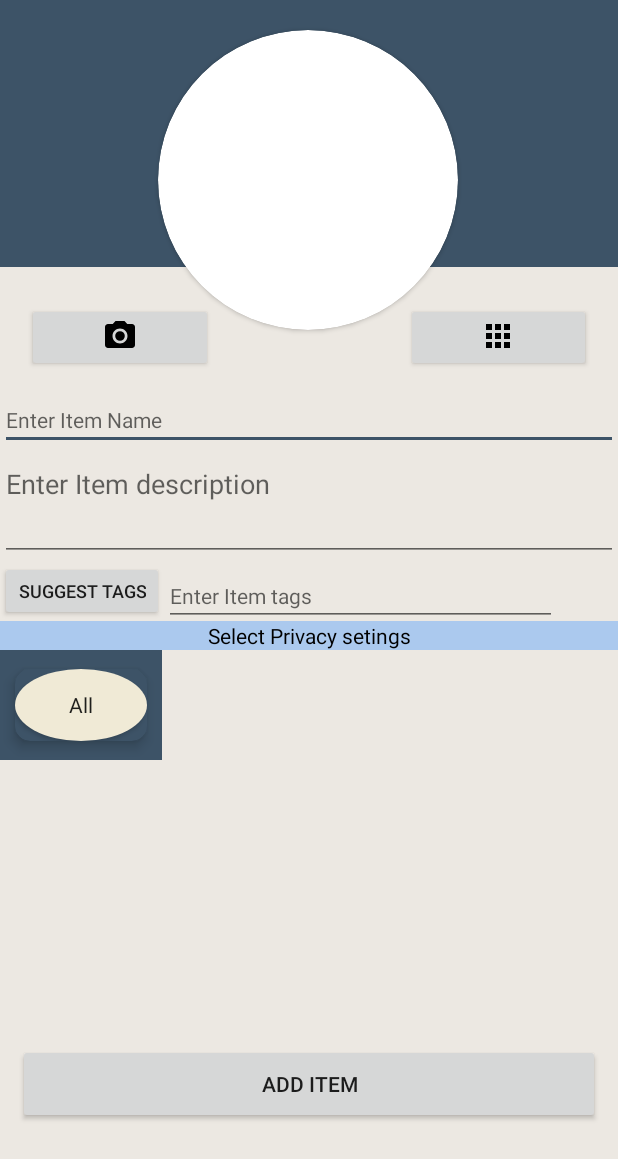
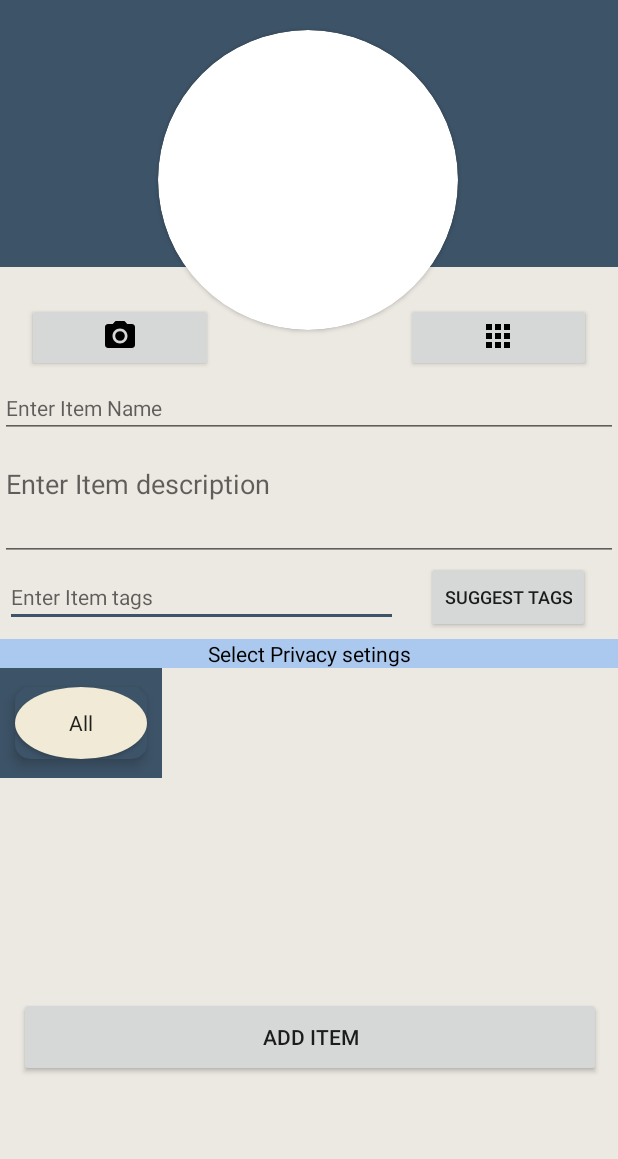
Before and after one commit to asilmian/It_proj_android, an Android app: the AddItemActivity screen opened directly, with no data from a screen before it, on a phone screen of 412 x 824 dp. Shown: the top 1159 px of the screen. Run offline under Robolectric (Android 15) with nearby library versions, the phone set to English and light mode, and no system bars; our stand-ins replace Firebase (no records; nobody signed in at launch, a user with empty details on screens opened directly); network calls fail.

Commit message:
Fixed add item and card view a bit

```diff
--- a/ItemOrganizer/app/src/main/res/layout/activity_add_item.xml
+++ b/ItemOrganizer/app/src/main/res/layout/activity_add_item.xml
@@ -51,89 +51,62 @@
         app:layout_constraintTop_toTopOf="parent"
         app:layout_constraintVertical_bias="0.748" />
 
-    <LinearLayout
-        android:id="@+id/linearLayout5"
-        android:layout_width="match_parent"
-        android:layout_height="wrap_content"
-        android:orientation="vertical"
-        app:layout_constraintTop_toBottomOf="@+id/PictureBtn"
-        tools:layout_editor_absoluteX="18dp">
-
-        <EditText
-            android:id="@+id/add_item_name"
-            android:layout_width="match_parent"
-            android:layout_height="36dp"
-            android:layout_marginTop="16dp"
-            android:autofillHints=""
-            android:ems="10"
-            android:hint="@string/enter_item_name"
-            android:inputType="textPersonName"
-            android:labelFor="@id/add_item_name"
-            android:textSize="14sp" />
-
-        <EditText
-            android:id="@+id/add_item_desc"
-            android:layout_width="match_parent"
-            android:layout_height="74dp"
-            android:layout_marginTop="0dp"
-            android:ems="10"
-            android:gravity="start|top"
-            android:hint="@string/enter_item_description"
-            android:importantForAutofill="no"
-            android:inputType="textMultiLine" />
-
-        <TableLayout
-            android:layout_width="match_parent"
-            android:layout_height="match_parent">
-
-            <TableRow
-                android:layout_width="match_parent"
-                android:layout_height="match_parent">
-
-                <Button
-                    android:id="@+id/button2"
-                    android:layout_width="wrap_content"
-                    android:layout_height="match_parent"
-                    android:onClick="getDesc"
-                    android:text="@string/suggest_tags"
-                    android:textSize="12sp" />
-
     <EditText
         android:id="@+id/add_item_tags"
         android:layout_width="262dp"
         android:layout_height="wrap_content"
-                    android:layout_marginTop="0dp"
+        android:layout_marginEnd="144dp"
         android:ems="10"
         android:hint="@string/enter_item_tags"
         android:importantForAutofill="no"
         android:inputType="textPersonName"
         android:labelFor="@id/add_item_tags"
-                    android:textSize="14sp" />
+        android:textSize="14sp"
+        app:layout_constraintBottom_toBottomOf="@+id/button2"
+        app:layout_constraintEnd_toEndOf="parent"
+        app:layout_constraintStart_toStartOf="parent"
+        app:layout_constraintTop_toBottomOf="@+id/add_item_desc"
+        app:layout_constraintVertical_bias="0.51" />
 
-            </TableRow>
+    <Button
+        android:id="@+id/button2"
+        android:layout_width="wrap_content"
+        android:layout_height="wrap_content"
+        android:onClick="getDesc"
+        android:text="@string/suggest_tags"
+        android:textSize="12sp"
+        app:layout_constraintEnd_toEndOf="parent"
+        app:layout_constraintStart_toEndOf="@+id/add_item_tags"
+        app:layout_constraintTop_toBottomOf="@+id/add_item_desc" />
 
-        </TableLayout>
+    <androidx.recyclerview.widget.RecyclerView
+        android:id="@+id/privacy_recycler"
+        android:layout_width="0dp"
+        android:layout_height="187dp"
+        android:scrollbars="vertical"
+        app:layout_constraintEnd_toEndOf="parent"
+        app:layout_constraintHorizontal_bias="1.0"
+        app:layout_constraintStart_toStartOf="parent"
+        app:layout_constraintTop_toBottomOf="@+id/family_fragment_name">
 
-        <androidx.constraintlayout.widget.ConstraintLayout
-            android:layout_width="match_parent"
-            android:layout_height="match_parent">
+    </androidx.recyclerview.widget.RecyclerView>
 
     <ProgressBar
         android:id="@+id/addItemSecondarBar"
         style="?android:attr/progressBarStyle"
         android:layout_width="wrap_content"
         android:layout_height="wrap_content"
-                app:layout_constraintBottom_toBottomOf="@+id/privacy_recycler"
+        app:layout_constraintBottom_toBottomOf="parent"
         app:layout_constraintEnd_toEndOf="parent"
-                app:layout_constraintHorizontal_bias="0.498"
         app:layout_constraintStart_toStartOf="parent"
         app:layout_constraintTop_toTopOf="parent"
-                app:layout_constraintVertical_bias="0.685" />
+        app:layout_constraintVertical_bias="0.65999997" />
 
     <TextView
         android:id="@+id/family_fragment_name"
         android:layout_width="0dp"
         android:layout_height="wrap_content"
+        android:layout_marginTop="4dp"
         android:background="#ABC9EE"
         android:text="@string/select_privacy_setings"
         android:textAlignment="center"
@@ -141,34 +114,47 @@
         android:textSize="14sp"
         app:layout_constraintEnd_toEndOf="parent"
         app:layout_constraintStart_toStartOf="parent"
-                app:layout_constraintTop_toTopOf="parent" />
+        app:layout_constraintTop_toBottomOf="@+id/button2" />
 
-            <androidx.recyclerview.widget.RecyclerView
-                android:id="@+id/privacy_recycler"
-                android:layout_width="0dp"
-                android:layout_height="187dp"
-                android:scrollbars="vertical"
+    <EditText
+        android:id="@+id/add_item_name"
+        android:layout_width="match_parent"
+        android:layout_height="36dp"
+        android:layout_marginTop="8dp"
+        android:autofillHints=""
+        android:ems="10"
+        android:hint="@string/enter_item_name"
+        android:inputType="textPersonName"
+        android:labelFor="@id/add_item_name"
+        android:textSize="14sp"
         app:layout_constraintEnd_toEndOf="parent"
-                app:layout_constraintHorizontal_bias="0.0"
         app:layout_constraintStart_toStartOf="parent"
-                app:layout_constraintTop_toBottomOf="@+id/family_fragment_name">
+        app:layout_constraintTop_toBottomOf="@+id/PictureBtn" />
 
-            </androidx.recyclerview.widget.RecyclerView>
-
-        </androidx.constraintlayout.widget.ConstraintLayout>
-
-    </LinearLayout>
+    <EditText
+        android:id="@+id/add_item_desc"
+        android:layout_width="match_parent"
+        android:layout_height="74dp"
+        android:layout_marginTop="8dp"
+        android:ems="10"
+        android:gravity="start|top"
+        android:hint="@string/enter_item_description"
+        android:importantForAutofill="no"
+        android:inputType="textMultiLine"
+        app:layout_constraintEnd_toEndOf="parent"
+        app:layout_constraintStart_toStartOf="parent"
+        app:layout_constraintTop_toBottomOf="@+id/add_item_name" />
 
     <Button
         android:id="@+id/submit_item_button"
         android:layout_width="388dp"
         android:layout_height="53dp"
+        android:layout_marginTop="32dp"
         android:text="@string/add_item"
-        app:layout_constraintBottom_toBottomOf="parent"
         app:layout_constraintEnd_toEndOf="parent"
-        app:layout_constraintHorizontal_bias="0.498"
+        app:layout_constraintHorizontal_bias="0.54"
         app:layout_constraintStart_toStartOf="parent"
-        app:layout_constraintTop_toBottomOf="@+id/linearLayout5" />
+        app:layout_constraintTop_toBottomOf="@+id/privacy_recycler" />
 
     <Button
         android:id="@+id/PictureBtn"
--- a/ItemOrganizer/app/src/main/res/layout/item_card_view.xml
+++ b/ItemOrganizer/app/src/main/res/layout/item_card_view.xml
@@ -67,30 +67,28 @@
                 android:id="@+id/itemViewTags"
                 android:layout_width="wrap_content"
                 android:layout_height="wrap_content"
-                android:layout_marginStart="8dp"
-                android:layout_marginTop="8dp"
+                android:layout_marginStart="16dp"
+                android:layout_marginTop="16dp"
                 android:textColor="@color/colorBackground"
                 android:textSize="14sp"
                 card_view:layout_constraintBottom_toBottomOf="parent"
                 card_view:layout_constraintEnd_toEndOf="parent"
-                card_view:layout_constraintHorizontal_bias="0.0"
+                card_view:layout_constraintHorizontal_bias="0.045"
                 card_view:layout_constraintStart_toEndOf="@+id/itemViewImage"
-                card_view:layout_constraintTop_toBottomOf="@+id/itemViewName"
+                card_view:layout_constraintTop_toBottomOf="@+id/textView13"
                 card_view:layout_constraintVertical_bias="0.0" />
 
             <TextView
-                android:id="@+id/textViewDesc"
+                android:id="@+id/textView13"
                 android:layout_width="wrap_content"
                 android:layout_height="wrap_content"
-                android:layout_marginStart="8dp"
-                android:layout_marginTop="8dp"
-                android:text="@string/description"
-                card_view:layout_constraintBottom_toBottomOf="parent"
-                card_view:layout_constraintEnd_toEndOf="parent"
-                card_view:layout_constraintHorizontal_bias="0.0"
+                android:layout_marginStart="24dp"
+                android:textColor="@color/colorBackground"
+                android:layout_marginTop="16dp"
+                android:text="Tags:"
                 card_view:layout_constraintStart_toEndOf="@+id/itemViewImage"
-                card_view:layout_constraintTop_toBottomOf="@+id/itemViewTags"
-                card_view:layout_constraintVertical_bias="0.0" />
+                card_view:layout_constraintTop_toBottomOf="@+id/textView" />
+
         </androidx.constraintlayout.widget.ConstraintLayout>
 
     </androidx.cardview.widget.CardView>
```
Lines whose indentation alone changed are shown as unchanged.
